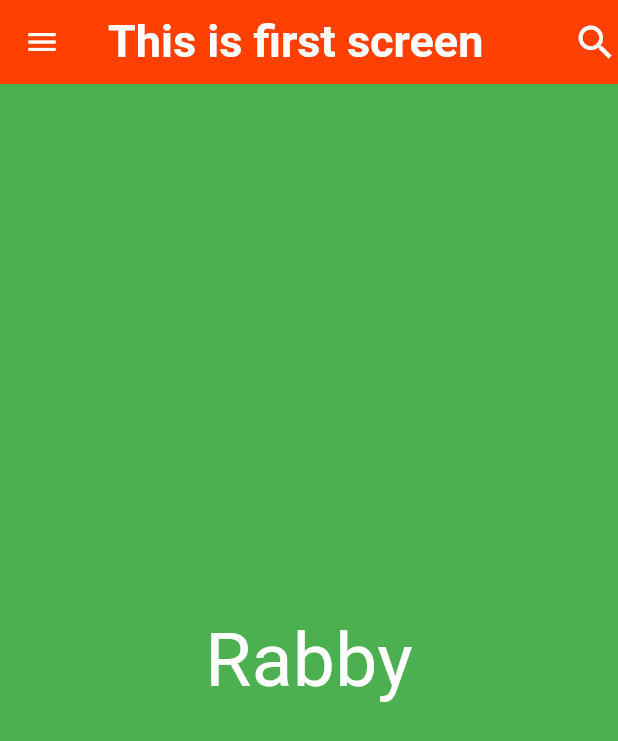
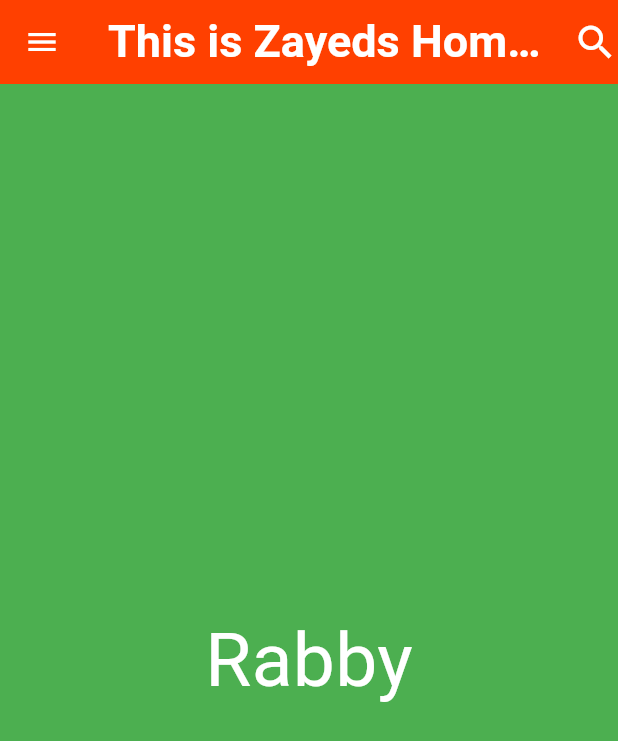
Before and after one commit to xX0ZAK0Xx/Basics, a Flutter app: the screen it shows after launch, on a phone screen of 412 x 824 dp. Shown: the top 741 px of the screen. Run offline on Flutter 3.47's test engine with Material 3 defaults, Android fonts, the light colour scheme and no system bars.

Commit message:
changed appbar

```diff
--- a/lib/main.dart
+++ b/lib/main.dart
@@ -22,7 +22,7 @@ class MyApp extends StatelessWidget {
 
           title:
             const Text(
-              "This is first screen",
+              "This is Zayeds HomePage",
               style: TextStyle(
                 color: Colors.white,
                 fontSize: 30,
```
